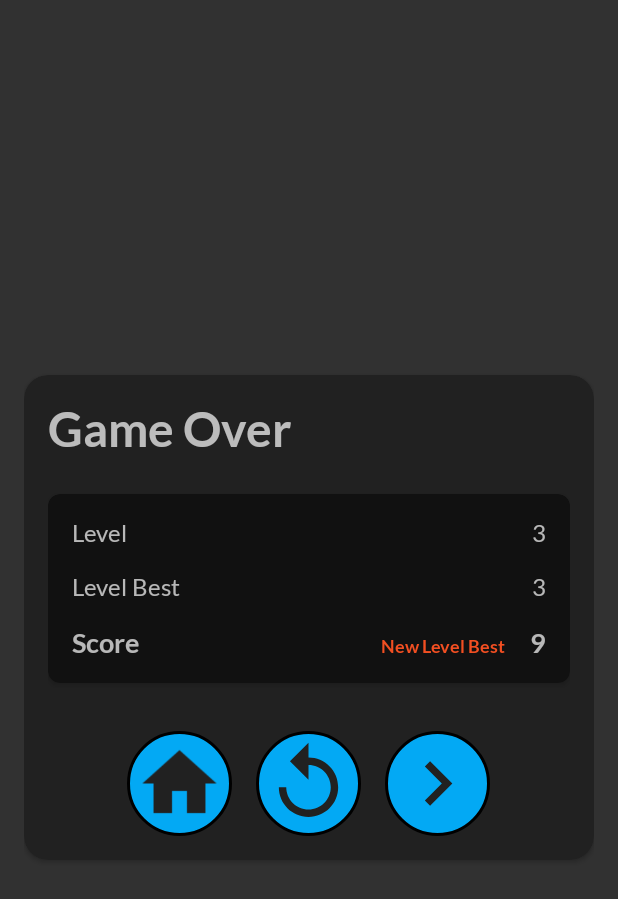
After one commit to 98philips/M_Overflow, an Android app: the layout activity_game_over_new.xml on its own in the app's theme, with its tools: preview values and no code run, on a phone screen of 412 x 824 dp. The commit adds this screen. Shown: the top 899 px of the screen. Run offline under Robolectric (Android 15) with nearby library versions, the phone set to English and light mode, and no system bars.

Commit message:
Game Over Connected

```diff
--- a/app/src/main/AndroidManifest.xml
+++ b/app/src/main/AndroidManifest.xml
@@ -14,6 +14,7 @@
         android:roundIcon="@mipmap/ic_launcher_round"
         android:supportsRtl="true"
         android:theme="@style/mof_theme">
+        <activity android:name=".activities.GameOver"></activity>
         <activity
             android:name=".activities.SettingsActivity"
             android:label="@string/title_activity_settings" />
@@ -54,7 +55,7 @@
             android:name=".Splash"
             android:screenOrientation="portrait"
             android:theme="@style/SplashTheme"
-            tools:ignore="LockedOrientationActivity"></activity>
+            tools:ignore="LockedOrientationActivity" />
         <activity
             android:name=".HowTo"
             android:label="@string/title_activity_how_to"
--- a/app/src/main/res/drawable-v24/try1.xml
+++ b/app/src/main/res/drawable-v24/try1.xml
@@ -2,12 +2,12 @@
 
 
 <ripple android:shape="rectangle"
-    android:color="@color/colorAccent"
+    android:color="@color/color1"
     xmlns:android="http://schemas.android.com/apk/res/android">
     <item>
         <shape>
             <corners android:radius="60dip" />
-            <solid android:color="#d7bb07" />
+            <solid android:color="@color/color2" />
             <stroke android:width="2dp" />
     </shape>
     </item>
--- /dev/null
+++ b/app/src/main/res/drawable/ic_baseline_navigate_next_24.xml
@@ -0,0 +1,5 @@
+<vector android:height="24dp" android:tint="#FFFFFF"
+    android:viewportHeight="24" android:viewportWidth="24"
+    android:width="24dp" xmlns:android="http://schemas.android.com/apk/res/android">
+    <path android:fillColor="@android:color/white" android:pathData="M10,6L8.59,7.41 13.17,12l-4.58,4.59L10,18l6,-6z"/>
+</vector>
--- a/app/src/main/res/drawable/try1.xml
+++ b/app/src/main/res/drawable/try1.xml
@@ -3,6 +3,6 @@
 
 <shape xmlns:android="http://schemas.android.com/apk/res/android">
             <corners android:radius="60dip" />
-            <solid android:color="#d7bb07" />
+            <solid android:color="@color/color2" />
             <stroke android:width="2dp" />
     </shape>
--- /dev/null
+++ b/app/src/main/res/layout/activity_game_over_new.xml
@@ -0,0 +1,183 @@
+<?xml version="1.0" encoding="utf-8"?>
+<LinearLayout xmlns:android="http://schemas.android.com/apk/res/android"
+    xmlns:app="http://schemas.android.com/apk/res-auto"
+    xmlns:tools="http://schemas.android.com/tools"
+    android:layout_width="match_parent"
+    android:layout_height="match_parent"
+    android:gravity="center"
+    android:orientation="vertical"
+    android:padding="16dp"
+    tools:context=".activities.GameOver">
+
+    <androidx.cardview.widget.CardView
+        android:id="@+id/result_card"
+        android:layout_width="match_parent"
+        android:layout_height="wrap_content"
+        app:cardCornerRadius="16dp"
+        app:cardBackgroundColor="#212121"
+        >
+        <LinearLayout
+            android:id="@+id/result_layout"
+            android:layout_width="match_parent"
+            android:layout_height="wrap_content"
+            android:orientation="vertical"
+            android:padding="16dp"
+            >
+            <LinearLayout
+                android:layout_width="match_parent"
+                android:layout_height="wrap_content"
+                android:orientation="horizontal"
+                >
+                <TextView
+                    android:layout_width="0dp"
+                    android:layout_height="wrap_content"
+                    android:id="@+id/message"
+                    android:layout_weight="1"
+                    android:textSize="32sp"
+                    android:textStyle="bold"
+                    android:text="Game Over"/>
+            </LinearLayout>
+            <androidx.cardview.widget.CardView
+                android:layout_width="match_parent"
+                app:cardCornerRadius="8dp"
+                android:layout_marginTop="24dp"
+                app:cardBackgroundColor="#111111"
+                android:layout_height="wrap_content">
+                <LinearLayout
+                    android:layout_width="match_parent"
+                    android:layout_height="wrap_content"
+                    android:padding="16dp"
+                    android:orientation="vertical">
+
+            <LinearLayout
+                android:layout_width="match_parent"
+                android:layout_height="wrap_content"
+                android:orientation="horizontal"
+                >
+                <TextView
+                    android:layout_width="0dp"
+                    android:layout_height="wrap_content"
+                    android:id="@+id/level"
+                    android:layout_weight="1"
+                    android:textSize="16sp"
+                    android:text="Level"/>
+                <TextView
+                    android:layout_width="wrap_content"
+                    android:layout_height="wrap_content"
+                    android:id="@+id/level_number"
+                    android:textSize="16sp"
+                    android:text="3"
+                    />
+
+            </LinearLayout>
+            <LinearLayout
+                android:layout_width="match_parent"
+                android:layout_height="wrap_content"
+                android:orientation="horizontal"
+                android:layout_marginTop="16dp"
+                >
+                <TextView
+                    android:layout_width="0dp"
+                    android:layout_height="wrap_content"
+                    android:id="@+id/level_best"
+                    android:layout_weight="1"
+                    android:textSize="16sp"
+                    android:text="Level Best"/>
+                <TextView
+                    android:layout_width="wrap_content"
+                    android:layout_height="wrap_content"
+                    android:id="@+id/level_best_number"
+                    android:textSize="16sp"
+                    android:text="3"
+                    />
+
+            </LinearLayout>
+            <LinearLayout
+                android:layout_width="match_parent"
+                android:layout_height="wrap_content"
+                android:orientation="horizontal"
+                android:layout_marginTop="16dp"
+                >
+                <TextView
+                    android:layout_width="0dp"
+                    android:layout_height="wrap_content"
+                    android:id="@+id/score"
+                    android:layout_weight="1"
+                    android:textSize="18sp"
+                    android:textStyle="bold"
+                    android:text="Score"/>
+                <TextView
+                    android:layout_width="wrap_content"
+                    android:layout_height="wrap_content"
+                    android:id="@+id/new_level_best"
+                    android:textSize="12sp"
+                    android:textStyle="bold"
+                    android:textColor="@color/orange"
+                    android:text="New Level Best"
+                    android:layout_marginEnd="16dp"
+                    />
+                <TextView
+                    android:layout_width="wrap_content"
+                    android:layout_height="wrap_content"
+                    android:id="@+id/score_number"
+                    android:textSize="18sp"
+                    android:textStyle="bold"
+                    android:text="9"
+                    />
+
+            </LinearLayout>
+                </LinearLayout>
+            </androidx.cardview.widget.CardView>
+
+            <LinearLayout
+                android:layout_width="match_parent"
+                android:layout_height="wrap_content"
+                android:orientation="horizontal"
+                android:layout_marginTop="32dp"
+                android:gravity="center|center_vertical">
+                <ImageView
+                    android:id="@+id/home"
+                    android:layout_width="70dp"
+                    android:layout_height="70dp"
+                    android:layout_gravity="center"
+                    android:background="@drawable/try1"
+                    android:padding="5dp"
+                    android:clickable="true"
+                    android:focusable="true"
+                    android:layout_marginEnd="8dp"
+                    app:srcCompat="@drawable/ic_home_black_24dp"
+                    app:tint="#212121"/>
+                <ImageView
+                    android:id="@+id/tryAgain"
+                    android:layout_marginStart="8dp"
+                    android:layout_marginEnd="8dp"
+                    android:layout_width="70dp"
+                    android:layout_height="70dp"
+                    android:clickable="true"
+                    android:focusable="true"
+                    android:layout_gravity="center"
+                    android:background="@drawable/try1"
+                    android:padding="5dp"
+                    app:srcCompat="@drawable/ic_replay_24px"
+                    app:tint="#212121"/>
+                <ImageView
+                    android:id="@+id/nextLevel"
+                    android:layout_marginStart="8dp"
+                    android:layout_width="70dp"
+                    android:layout_height="70dp"
+                    android:clickable="true"
+                    android:focusable="true"
+                    android:layout_gravity="center"
+                    android:background="@drawable/try1"
+                    android:padding="5dp"
+                    app:srcCompat="@drawable/ic_baseline_navigate_next_24"
+                    app:tint="#212121"/>
+            </LinearLayout>
+
+
+        </LinearLayout>
+    </androidx.cardview.widget.CardView>
+
+
+
+</LinearLayout>
--- a/build.gradle
+++ b/build.gradle
@@ -11,7 +11,7 @@ buildscript {
 
     }
     dependencies {
-        classpath 'com.android.tools.build:gradle:4.0.0'
+        classpath 'com.android.tools.build:gradle:4.0.1'
         classpath 'com.google.gms:google-services:4.3.0'
 
 
```
Also changed, not shown: app/src/main/java/com/evedevelopers/mof/activities/GameOver.java (added, +109 -0 lines), app/src/main/java/com/evedevelopers/mof/activities/GamePlay.java (+13 -3 lines).
